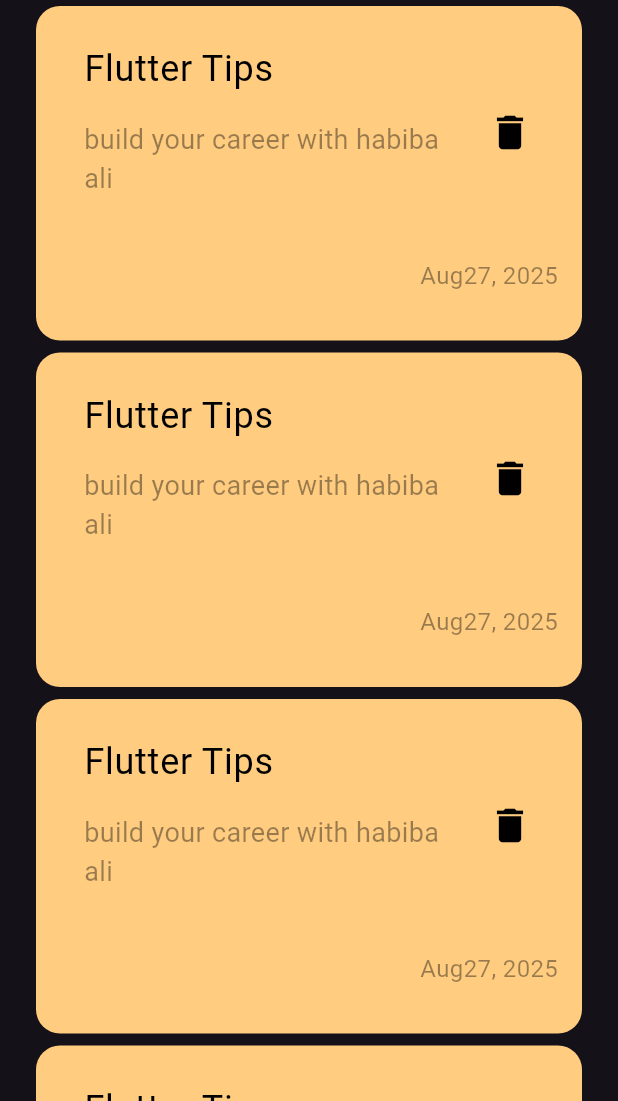
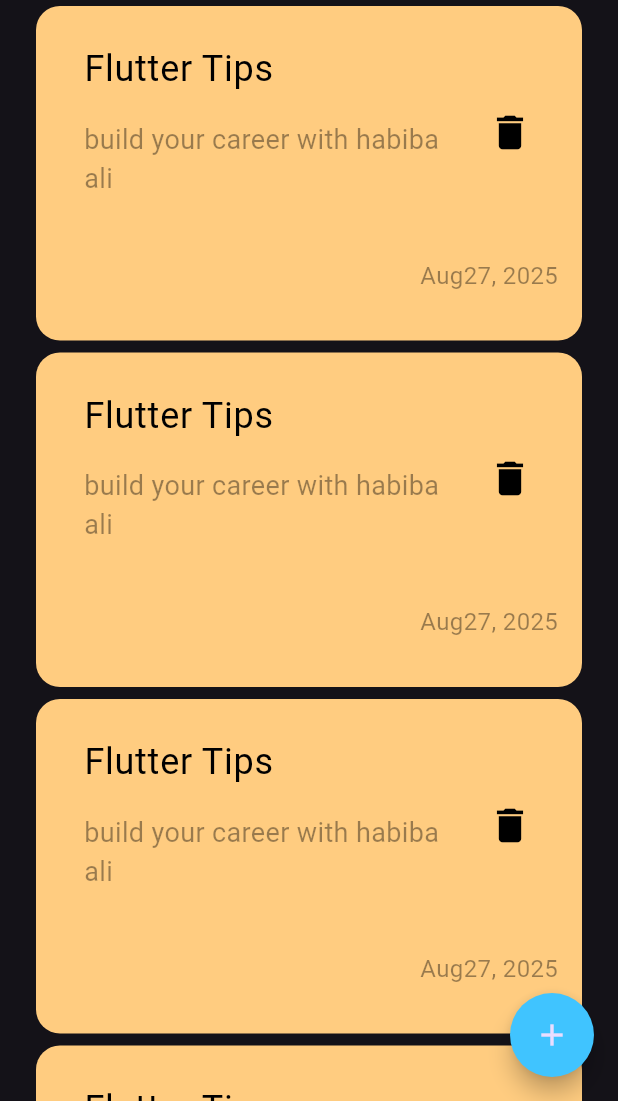
Before and after one commit to habibazaiin/NotesApp, a Flutter app: the screen it shows after launch, on a phone screen of 412 x 824 dp, the part 135-1236 px from its top. Run offline on Flutter 3.47's test engine with Material 3 defaults, Android fonts, the phone set to English and light mode, and no system bars.

Commit message:
add floating action button

```diff
--- a/lib/views/notes_view.dart
+++ b/lib/views/notes_view.dart
@@ -6,8 +6,14 @@ class NotesView extends StatelessWidget {
 
   @override
   Widget build(BuildContext context) {
-    return const Scaffold(
-      body: NotesViewBody(),
+    return Scaffold(
+      floatingActionButton: FloatingActionButton(
+        onPressed: () {},
+        child: Icon(Icons.add),
+        shape: CircleBorder(),
+        backgroundColor: Colors.lightBlueAccent,
+      ),
+      body: const NotesViewBody(),
     );
   }
 }
```
